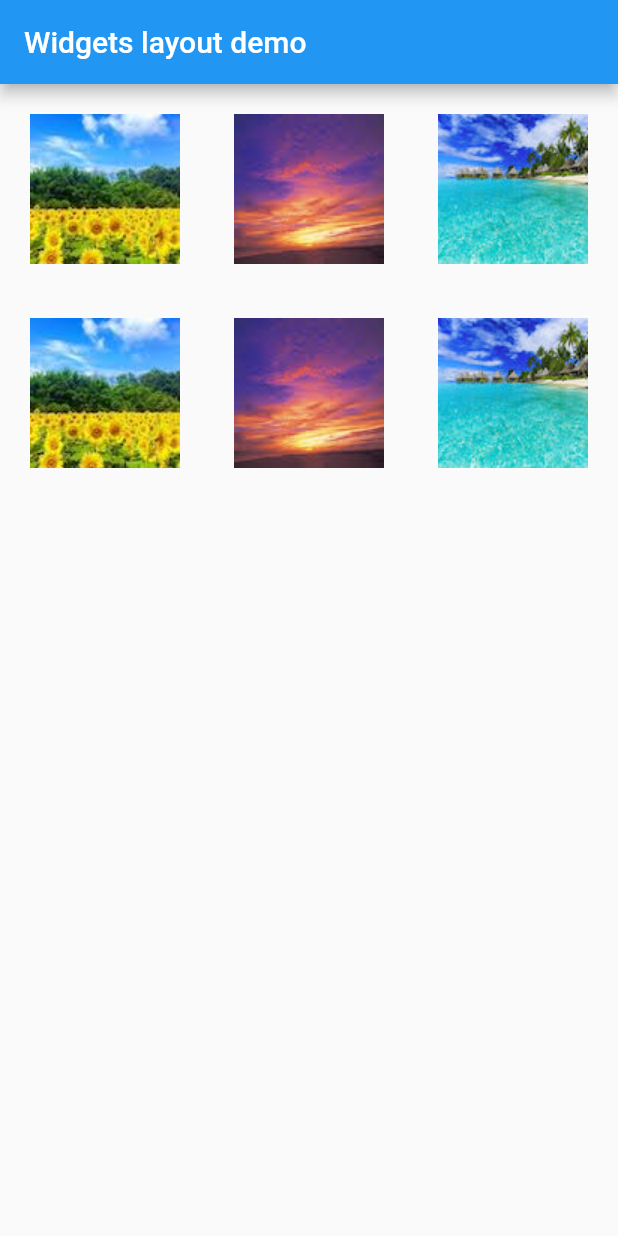
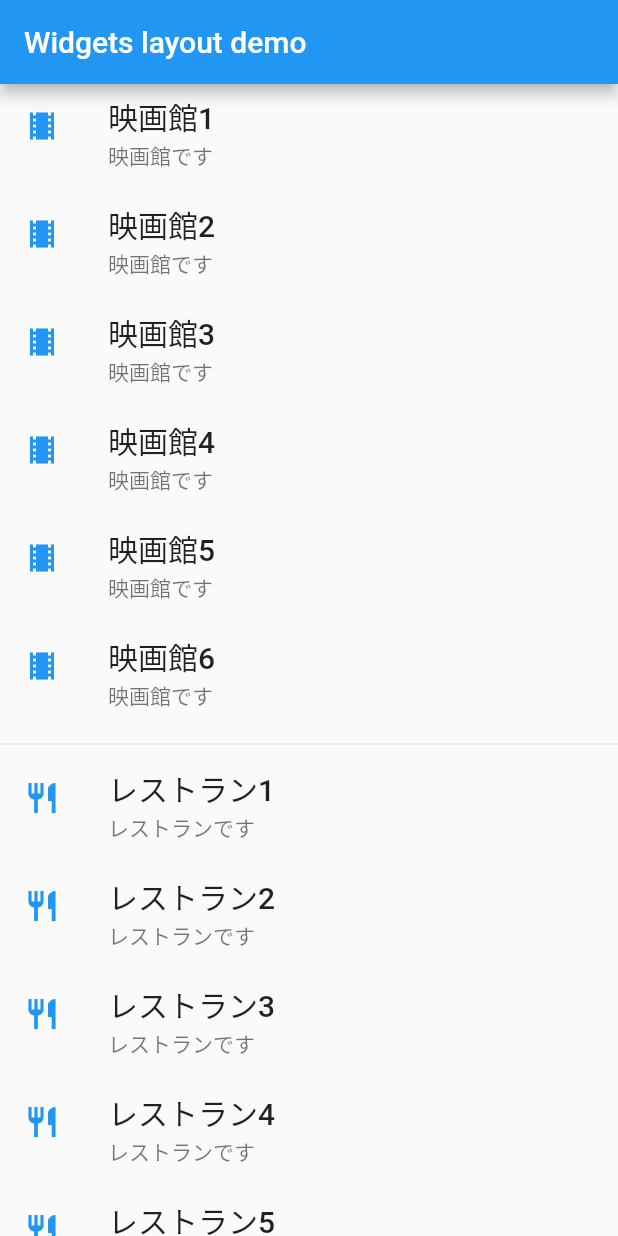
Before and after one commit to machi-nordot/flutter_example, a Flutter app: the screen it shows after launch, on a phone screen of 412 x 824 dp. Run offline on Flutter 3.47's test engine with Material 2 defaults, Android fonts, the phone set to English and light mode, and no system bars.

Commit message:
bible-3-2-2-widget-layout-list-view

```diff
--- a/lib/main.dart
+++ b/lib/main.dart
@@ -11,26 +11,37 @@ class MyApp extends StatelessWidget {
       appBar: AppBar(
         title: Text('Widgets layout demo'),
       ),
-      body: _buildGrid([
-        'images/pic1.jpg',
-        'images/pic2.jpg',
-        'images/pic3.jpg',
-        'images/pic1.jpg',
-        'images/pic2.jpg',
-        'images/pic3.jpg',
-      ]),
+      body: _buildList(),
     ),
   );
 
-  // GridView.count: 1列の要素数を指定して作成
-  // GridView.extent: タイル(gridの各要素)の最大幅を指定して作成
-  Widget _buildGrid(List<String> images) => GridView.extent(
-    maxCrossAxisExtent: 150,
-    padding: EdgeInsets.all(4),
-    mainAxisSpacing: 4,
-    crossAxisSpacing: 4,
-    children: images.map((image) => Container(
-      child: Image.asset(image),
-    )).toList(),
+  Widget _buildList() => ListView(
+    children: <Widget>[
+      _tile('映画館1', '映画館です', Icons.theaters),
+      _tile('映画館2', '映画館です', Icons.theaters),
+      _tile('映画館3', '映画館です', Icons.theaters),
+      _tile('映画館4', '映画館です', Icons.theaters),
+      _tile('映画館5', '映画館です', Icons.theaters),
+      _tile('映画館6', '映画館です', Icons.theaters),
+      Divider(),
+      _tile('レストラン1', 'レストランです', Icons.restaurant),
+      _tile('レストラン2', 'レストランです', Icons.restaurant),
+      _tile('レストラン3', 'レストランです', Icons.restaurant),
+      _tile('レストラン4', 'レストランです', Icons.restaurant),
+      _tile('レストラン5', 'レストランです', Icons.restaurant),
+      _tile('レストラン6', 'レストランです', Icons.restaurant),
+    ],
+  );
+
+  ListTile _tile(String title, String subtitle, IconData icon) => ListTile(
+    title: Text(title, style: TextStyle(
+      fontWeight: FontWeight.w500,
+      fontSize: 20,
+    )),
+    subtitle: Text(subtitle),
+    leading: Icon(
+      icon,
+      color: Colors.blue[500],
+    ),
   );
 }
```
